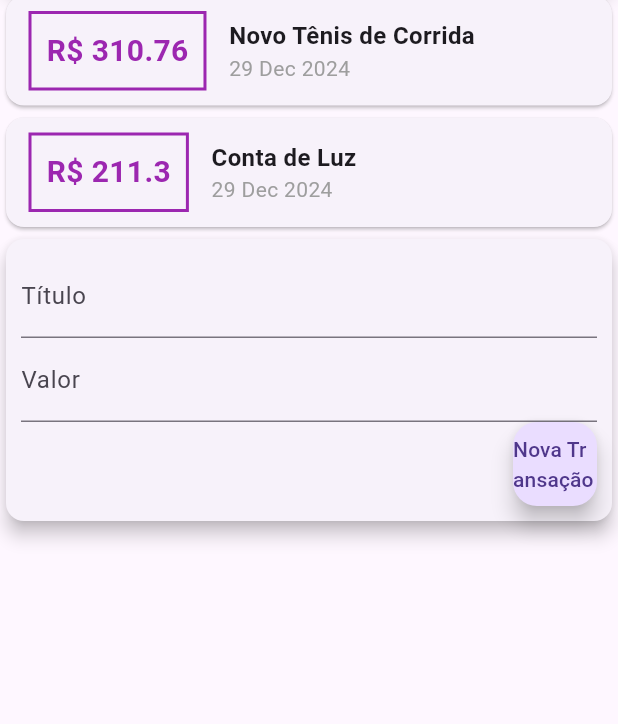
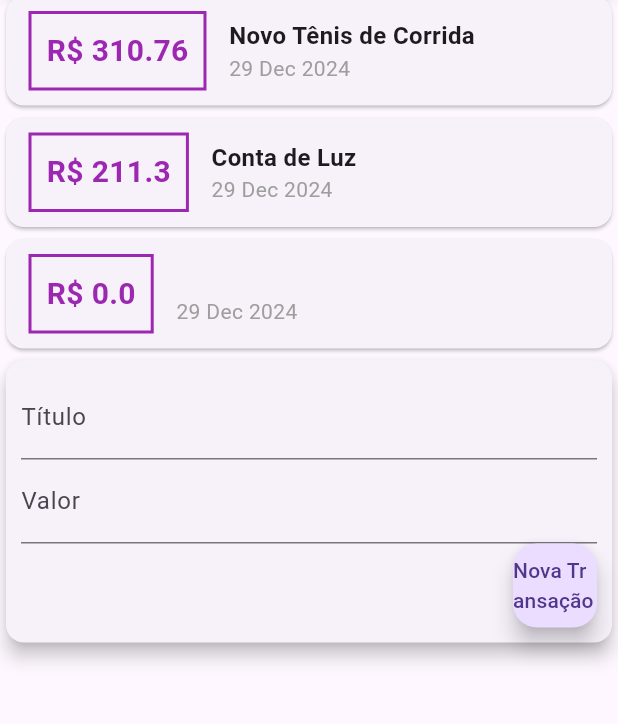
Before and after one commit to vagnercazarotto/Flutter, a Flutter app: the screen it shows after launch, after a tap on "Nova Transação", on a phone screen of 412 x 824 dp, the part 136-860 px from its top. Run offline on Flutter 3.47's test engine with Material 3 defaults, Android fonts, the light colour scheme and no system bars.

Commit message:
callback comm

```diff
--- a/depesas/lib/components/transaction_form.dart
+++ b/depesas/lib/components/transaction_form.dart
@@ -5,6 +5,10 @@
 
   final titleController = TextEditingController();
   final valueController = TextEditingController();
+
+  final void Function(String, double) onSubmit;
+
+  TransactionForm(this.onSubmit);
 
   @override
   Widget build(BuildContext context) {
@@ -26,8 +30,9 @@
               children: [
                 FloatingActionButton(
                   onPressed: () {
-                    print(valueController.text);
-                    print(titleController.text);
+                    final value = double.tryParse(valueController.text) ?? 0.0;
+                    final title = titleController.text;
+                    onSubmit(title, value);
                   },
                   child: Text("Nova Transação"),
                 ),
--- a/depesas/lib/components/transaction_user.dart
+++ b/depesas/lib/components/transaction_user.dart
@@ -1,3 +1,5 @@
+import 'dart:math';
+
 import 'package:flutter/cupertino.dart';
 import 'package:flutter/material.dart';
 import '../model/transaction.dart';
@@ -27,12 +29,26 @@
     ),
   ];
 
+  _addTransaction(String title, double value) {
+    final newTransaction = Transaction(
+      id: Random().nextDouble().toString(),
+      title: title,
+      value: value,
+      date: DateTime.now(),
+    );
+
+    setState(() {
+      _transactions.add(newTransaction);
+    });
+  }
+
+
   @override
   Widget build(BuildContext context) {
     return Column(
       children: <Widget>[
         TransactionList(_transactions),
-        TransactionForm(),
+        TransactionForm(_addTransaction),
       ],
     );
   }
```
